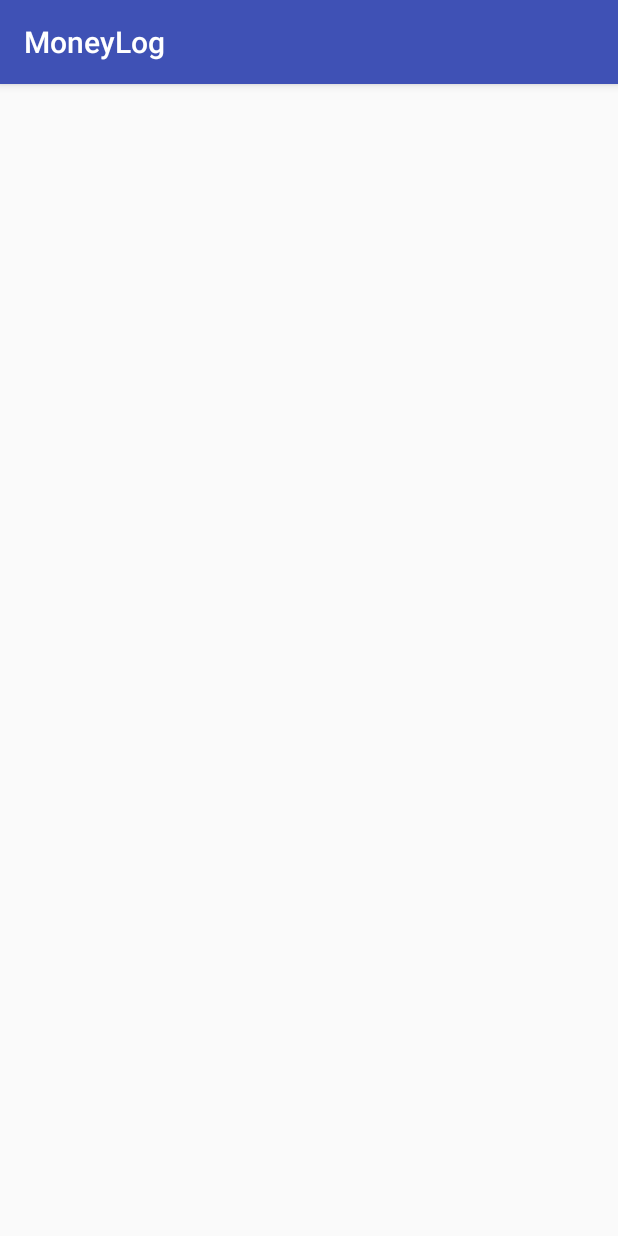
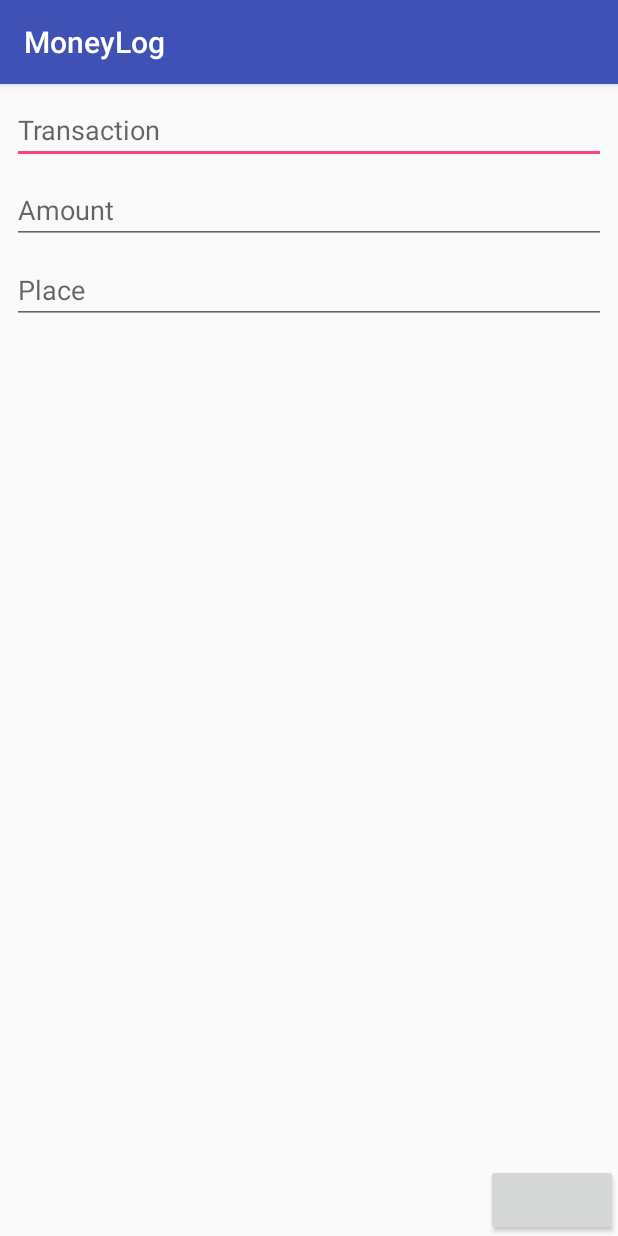
Before and after one commit to pedrolopesme/Android-Moneylog, an Android app: the AddTransactionActivity screen opened directly, with no data from a screen before it, on a phone screen of 412 x 824 dp. Run offline under Robolectric (Android 15) with nearby library versions, the phone set to English and light mode, and no system bars; our stand-ins replace ButterKnife, Timber; 4 statements that could not run were skipped.

Commit message:
Implementing save functionality to Add Transaction fragment

```diff
--- a/src/app/build.gradle
+++ b/src/app/build.gradle
@@ -45,4 +45,5 @@ dependencies {
     compile "com.google.android.gms:play-services-location:11.8.0"
     compile "com.google.android.gms:play-services-maps:11.8.0"
     compile "com.google.android.gms:play-services-places:11.8.0"
+    androidTestCompile 'junit:junit:4.12'
 }
--- a/src/app/src/main/java/com/moneylog/android/moneylog/activities/AddTransactionActivity.java
+++ b/src/app/src/main/java/com/moneylog/android/moneylog/activities/AddTransactionActivity.java
@@ -1,17 +1,42 @@
 package com.moneylog.android.moneylog.activities;
 
+import android.net.Uri;
+import android.os.Bundle;
+import android.support.v4.app.Fragment;
+import android.support.v4.app.FragmentManager;
+import android.support.v4.app.FragmentTransaction;
 import android.support.v7.app.AppCompatActivity;
-import android.os.Bundle;
 
+import com.moneylog.android.moneylog.BuildConfig;
 import com.moneylog.android.moneylog.R;
+import com.moneylog.android.moneylog.fragments.AddTransactionFragment;
 
-public class AddTransactionActivity extends AppCompatActivity {
+import timber.log.Timber;
+
+public class AddTransactionActivity extends AppCompatActivity implements AddTransactionFragment.OnFragmentInteractionListener {
 
     @Override
     protected void onCreate(Bundle savedInstanceState) {
+        super.onCreate(savedInstanceState);
 
-        super.onCreate(savedInstanceState);
+        if (BuildConfig.DEBUG)
+            Timber.plant(new Timber.DebugTree());
+
         setContentView(R.layout.activity_add_transaction);
+        openFragment();
+    }
 
+    @Override
+    public void onFragmentInteraction(Uri uri) {
+    }
+
+    private void openFragment() {
+        Timber.i("Opening Add Transaction Fragment");
+        Fragment fragment = new AddTransactionFragment();
+        FragmentManager fragmentManager = getSupportFragmentManager();
+        FragmentTransaction transaction = fragmentManager.beginTransaction();
+        transaction.replace(R.id.add_transaction_fragment, fragment);
+        transaction.addToBackStack(null);
+        transaction.commit();
     }
 }
--- a/src/app/src/main/java/com/moneylog/android/moneylog/activities/MainActivity.java
+++ b/src/app/src/main/java/com/moneylog/android/moneylog/activities/MainActivity.java
@@ -9,6 +9,7 @@ import android.view.View;
 import com.moneylog.android.moneylog.R;
 
 import butterknife.BindView;
+import butterknife.ButterKnife;
 
 public class MainActivity extends AppCompatActivity {
 
@@ -19,6 +20,7 @@ public class MainActivity extends AppCompatActivity {
     protected void onCreate(Bundle savedInstanceState) {
         super.onCreate(savedInstanceState);
         setContentView(R.layout.activity_main);
+        ButterKnife.bind(this);
 
         addTransaction.setOnClickListener(new View.OnClickListener() {
             @Override
--- a/src/app/src/main/java/com/moneylog/android/moneylog/dao/contentProvider/ContentProviderTransactionDao.java
+++ b/src/app/src/main/java/com/moneylog/android/moneylog/dao/contentProvider/ContentProviderTransactionDao.java
@@ -34,7 +34,6 @@ public class ContentProviderTransactionDao extends ContentProviderBaseDao implem
     @Override
     public void insert(Transaction transaction) {
         ContentValues values = new ContentValues();
-        values.put(TransactionEntry._ID, transaction.getId());
         values.put(TransactionEntry.COLUMN_NAME, transaction.getName());
         values.put(TransactionEntry.COLUMN_AMOUNT, transaction.getAmount());
         values.put(TransactionEntry.COLUMN_LATITUDE, transaction.getLatitude());
--- a/src/app/src/main/java/com/moneylog/android/moneylog/domain/Transaction.java
+++ b/src/app/src/main/java/com/moneylog/android/moneylog/domain/Transaction.java
@@ -18,8 +18,8 @@ public class Transaction implements Parcelable {
     private long id;
     private String name;
     private TxType type;
-    private Place place;
     private Double amount;
+    private Place place = new Place();
     private Location location = new Location();
     private Date createdAt = new Date();
 
--- a/src/app/src/main/java/com/moneylog/android/moneylog/fragments/AddTransactionFragment.java
+++ b/src/app/src/main/java/com/moneylog/android/moneylog/fragments/AddTransactionFragment.java
@@ -3,19 +3,21 @@ package com.moneylog.android.moneylog.fragments;
 import android.content.Context;
 import android.net.Uri;
 import android.os.Bundle;
-import android.app.Fragment;
-import android.support.design.widget.FloatingActionButton;
 import android.support.design.widget.TextInputEditText;
+import android.support.v4.app.Fragment;
 import android.view.LayoutInflater;
 import android.view.View;
 import android.view.ViewGroup;
+import android.widget.Button;
 
+import com.moneylog.android.moneylog.BuildConfig;
 import com.moneylog.android.moneylog.R;
 import com.moneylog.android.moneylog.dao.BaseDaoFactory;
 import com.moneylog.android.moneylog.dao.TransactionDao;
 import com.moneylog.android.moneylog.domain.Transaction;
 
 import butterknife.BindView;
+import butterknife.ButterKnife;
 import timber.log.Timber;
 
 /**
@@ -26,12 +28,13 @@ import timber.log.Timber;
  * Use the {@link AddTransactionFragment#newInstance} factory method to
  * create an instance of this fragment.
  */
-public class AddTransactionFragment extends Fragment {
+public class AddTransactionFragment extends Fragment implements View.OnClickListener {
     // TODO: Rename parameter arguments, choose names that match
     // the fragment initialization parameters, e.g. ARG_ITEM_NUMBER
     private static final String ARG_PARAM1 = "param1";
     private static final String ARG_PARAM2 = "param2";
-    private final BaseDaoFactory daoFactory;
+
+    private BaseDaoFactory daoFactory;
 
     // TODO: Rename and change types of parameters
     private String mParam1;
@@ -40,7 +43,7 @@ public class AddTransactionFragment extends Fragment {
     private OnFragmentInteractionListener mListener;
 
     @BindView(R.id.fab_save_transaction)
-    FloatingActionButton mSaveTransaction;
+    Button mSaveTransaction;
 
     @BindView(R.id.tv_transaction)
     TextInputEditText mTvTransactionName;
@@ -52,7 +55,7 @@ public class AddTransactionFragment extends Fragment {
     TextInputEditText mTvPlace;
 
     public AddTransactionFragment() {
-        daoFactory = new BaseDaoFactory(getActivity().getApplicationContext().getContentResolver());
+
     }
 
     /**
@@ -76,24 +79,27 @@ public class AddTransactionFragment extends Fragment {
     @Override
     public void onCreate(Bundle savedInstanceState) {
         super.onCreate(savedInstanceState);
+        daoFactory = new BaseDaoFactory(getActivity().getApplicationContext().getContentResolver());
         if (getArguments() != null) {
             mParam1 = getArguments().getString(ARG_PARAM1);
             mParam2 = getArguments().getString(ARG_PARAM2);
         }
 
-        mSaveTransaction.setOnClickListener(new View.OnClickListener() {
-            @Override
-            public void onClick(View v) {
-                saveTransaction();
-            }
-        });
+        if (BuildConfig.DEBUG)
+            Timber.plant(new Timber.DebugTree());
     }
 
     @Override
     public View onCreateView(LayoutInflater inflater, ViewGroup container,
                              Bundle savedInstanceState) {
-        // Inflate the layout for this fragment
-        return inflater.inflate(R.layout.fragment_add_transaction, container, false);
+
+        Timber.i("Creating fragment view");
+
+        View view = inflater.inflate(R.layout.fragment_add_transaction, container, false);
+        ButterKnife.bind(this, view);
+
+        ((Button) view.findViewById(R.id.fab_save_transaction)).setOnClickListener(this);
+        return view;
     }
 
     // TODO: Rename method, update argument and hook method into UI event
@@ -120,6 +126,16 @@ public class AddTransactionFragment extends Fragment {
         mListener = null;
     }
 
+    @Override
+    public void onClick(View v) {
+        Timber.i("Handling onclick button");
+        switch (v.getId()) {
+            case R.id.fab_save_transaction:
+                saveTransaction();
+                break;
+        }
+    }
+
     /**
      * This interface must be implemented by activities that contain this
      * fragment to allow an interaction in this fragment to be communicated
@@ -135,22 +151,25 @@ public class AddTransactionFragment extends Fragment {
         void onFragmentInteraction(Uri uri);
     }
 
-    public void saveTransaction(){
+    public void saveTransaction() {
         try {
+            Timber.i("Trying to save transaction");
             Transaction tx = buildTransaction();
             final TransactionDao transactionDao = daoFactory.getTransactionDao();
             transactionDao.insert(tx);
-        } catch (Exception ex){
+            Timber.i("Transaction saved: " + tx);
+        } catch (Exception ex) {
             Timber.e("It was impossible to save transaction");
             Timber.e(ex);
         }
     }
 
-    public Transaction buildTransaction(){
+    public Transaction buildTransaction() {
         Transaction tx = null;
-        try{
+        try {
+            Timber.i("Building transaction");
             String name = mTvTransactionName.getText().toString();
-            Double amount =  Double.valueOf(mTvAmount.getText().toString());
+            Double amount = Double.valueOf(mTvAmount.getText().toString());
             String place = mTvTransactionName.getText().toString();
             // TODO : get lat log
             Double latitude = 0.0;
@@ -162,7 +181,7 @@ public class AddTransactionFragment extends Fragment {
             tx.setPlaceName(place);
             tx.setLatitude(latitude);
             tx.setLongitude(longitude);
-        } catch(Exception ex){
+        } catch (Exception ex) {
             Timber.e("It was impossible to build transaction");
             Timber.e(ex);
         }
--- a/src/app/src/main/res/layout/activity_add_transaction.xml
+++ b/src/app/src/main/res/layout/activity_add_transaction.xml
@@ -1,9 +1,12 @@
-<?xml version="1.0" encoding="utf-8"?>
-<android.support.constraint.ConstraintLayout xmlns:android="http://schemas.android.com/apk/res/android"
-    xmlns:app="http://schemas.android.com/apk/res-auto"
-    xmlns:tools="http://schemas.android.com/tools"
-    android:layout_width="match_parent"
-    android:layout_height="match_parent"
-    tools:context="com.moneylog.android.moneylog.activities.AddTransactionActivity">
+<LinearLayout xmlns:android="http://schemas.android.com/apk/res/android"
+    android:layout_width="fill_parent"
+    android:layout_height="fill_parent"
+    android:orientation="horizontal">
 
-</android.support.constraint.ConstraintLayout>
+    <FrameLayout
+        android:id="@+id/add_transaction_fragment"
+        android:layout_width="0dp"
+        android:layout_height="match_parent"
+        android:layout_weight="1" />
+
+</LinearLayout>
--- a/src/app/src/main/res/layout/fragment_add_transaction.xml
+++ b/src/app/src/main/res/layout/fragment_add_transaction.xml
@@ -1,33 +1,56 @@
 <android.support.constraint.ConstraintLayout xmlns:android="http://schemas.android.com/apk/res/android"
+    xmlns:app="http://schemas.android.com/apk/res-auto"
     xmlns:tools="http://schemas.android.com/tools"
     android:layout_width="match_parent"
     android:layout_height="match_parent"
     tools:context="com.moneylog.android.moneylog.fragments.AddTransactionFragment">
 
-    <android.support.design.widget.FloatingActionButton
+    <Button
         android:id="@+id/fab_save_transaction"
         android:layout_width="wrap_content"
         android:layout_height="wrap_content"
         android:layout_gravity="bottom|end"
         android:layout_margin="0dp"
-        android:src="@android:drawable/btn_plus" />
+        android:layout_marginBottom="8dp"
+        android:layout_marginEnd="8dp"
+        android:src="@android:drawable/btn_plus"
+        app:layout_constraintBottom_toBottomOf="parent"
+        app:layout_constraintEnd_toEndOf="parent" />
 
     <android.support.design.widget.TextInputEditText
+        android:id="@+id/tv_transaction"
         android:layout_width="match_parent"
         android:layout_height="wrap_content"
-        android:id="@+id/tv_transaction"
-        android:hint="@string/tv_transaction"/>
+        android:layout_marginEnd="8dp"
+        android:layout_marginStart="8dp"
+        android:layout_marginTop="8dp"
+        android:hint="@string/tv_transaction"
+        app:layout_constraintEnd_toEndOf="parent"
+        app:layout_constraintStart_toStartOf="parent"
+        app:layout_constraintTop_toTopOf="parent" />
 
     <android.support.design.widget.TextInputEditText
+        android:id="@+id/tv_amount"
         android:layout_width="match_parent"
         android:layout_height="wrap_content"
-        android:id="@+id/tv_amount"
-        android:hint="@string/tv_amount"/>
+        android:layout_marginEnd="8dp"
+        android:layout_marginStart="8dp"
+        android:layout_marginTop="8dp"
+        android:hint="@string/tv_amount"
+        app:layout_constraintEnd_toEndOf="parent"
+        app:layout_constraintStart_toStartOf="parent"
+        app:layout_constraintTop_toBottomOf="@+id/tv_transaction" />
 
     <android.support.design.widget.TextInputEditText
+        android:id="@+id/tv_place"
         android:layout_width="match_parent"
         android:layout_height="wrap_content"
-        android:id="@+id/tv_place"
-        android:hint="@string/tv_place"/>
+        android:layout_marginEnd="8dp"
+        android:layout_marginStart="8dp"
+        android:layout_marginTop="8dp"
+        android:hint="@string/tv_place"
+        app:layout_constraintEnd_toEndOf="parent"
+        app:layout_constraintStart_toStartOf="parent"
+        app:layout_constraintTop_toBottomOf="@+id/tv_amount" />
 
 </android.support.constraint.ConstraintLayout>
--- a/src/app/src/main/res/values/strings.xml
+++ b/src/app/src/main/res/values/strings.xml
@@ -1,7 +1,7 @@
 <resources>
     <string name="app_name">MoneyLog</string>
 
-    <!-- TODO: Remove or change this placeholder text -->
+    <string name="content_authority">com.moneylog.android.moneylog</string>
     <string name="hello_blank_fragment">Hello blank fragment</string>
     <string name="tv_transaction">Transaction</string>
     <string name="tv_amount">Amount</string>
```
Also changed, not shown: src/app/src/main/AndroidManifest.xml (+7 -0 lines).
